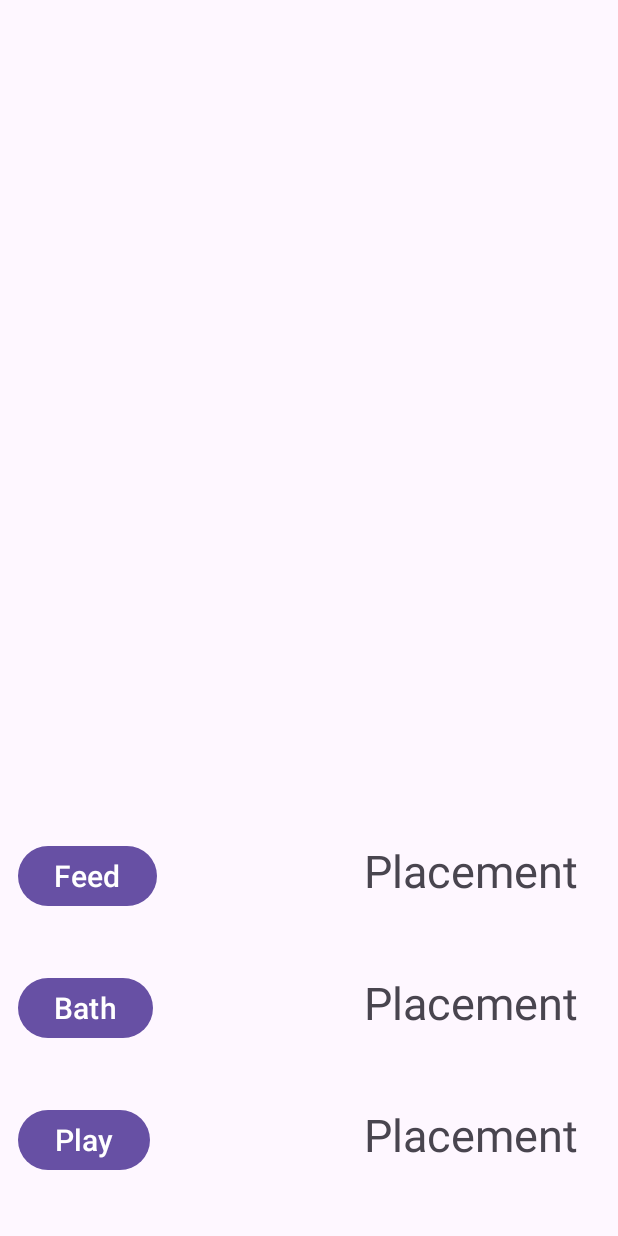
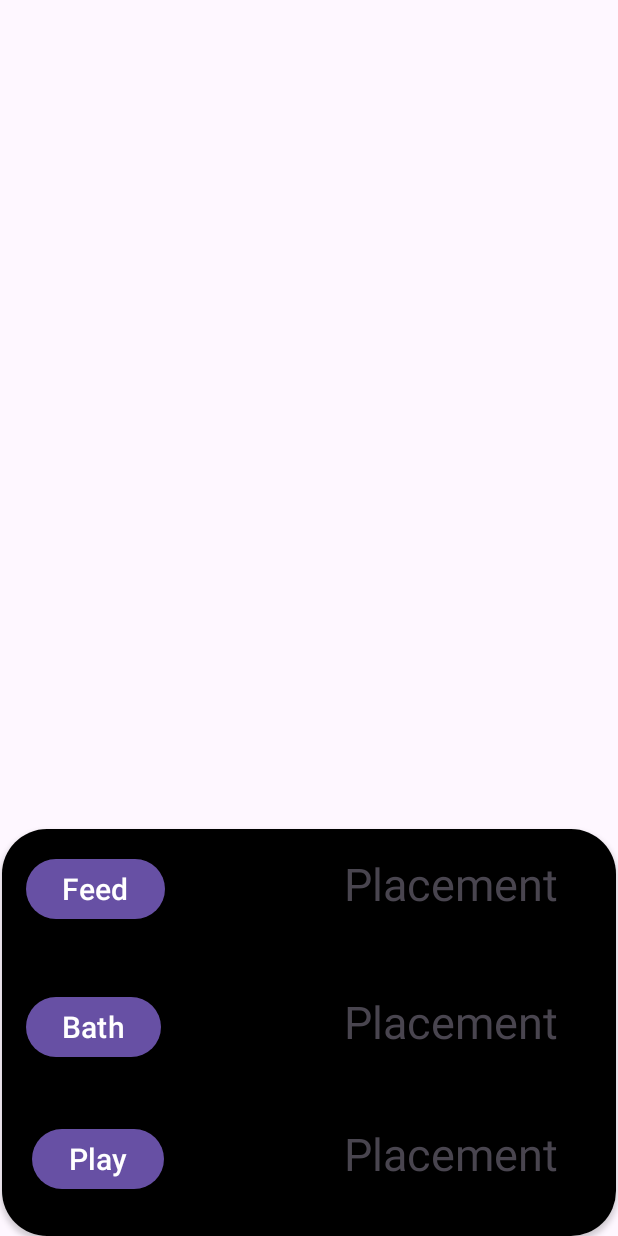
Before and after one commit to Adam-smh/IMAD-A2-st10458049, an Android app: the PetInteraction screen opened directly, with no data from a screen before it, on a phone screen of 412 x 824 dp. Run offline under Robolectric (Android 15) with nearby library versions, the phone set to English and light mode, and no system bars; 1 statement that could not run was skipped.

Commit message:
light bug fix

```diff
--- a/TamagotchiApp/app/src/main/java/com/example/tamagotchiapp/InitPage.kt
+++ b/TamagotchiApp/app/src/main/java/com/example/tamagotchiapp/InitPage.kt
@@ -14,9 +14,7 @@ import com.google.gson.Gson
 
 class InitPage : AppCompatActivity() {
 
-    lateinit var sharedPreferences: SharedPreferences
     var petName : String? = null
-
     override fun onCreate(savedInstanceState: Bundle?) {
         super.onCreate(savedInstanceState)
         setContentView(R.layout.activity_init_page)
@@ -26,7 +24,7 @@ class InitPage : AppCompatActivity() {
         val input = findViewById<EditText>(R.id.petNameIn)
         val btnSubmitName = findViewById<Button>(R.id.submitName)
 
-        sharedPreferences = this.getSharedPreferences(
+        var sharedPreferences: SharedPreferences = this.getSharedPreferences(
             "com.example.tamagotchiapp",
             Context.MODE_PRIVATE)
         petName = sharedPreferences.getString("pet_name", "")
--- a/TamagotchiApp/app/src/main/java/com/example/tamagotchiapp/MainActivity.kt
+++ b/TamagotchiApp/app/src/main/java/com/example/tamagotchiapp/MainActivity.kt
@@ -10,8 +10,6 @@ import android.widget.TextView
 
 class MainActivity : AppCompatActivity() {
 
-    lateinit var sharedPreferences: SharedPreferences
-
     override fun onCreate(savedInstanceState: Bundle?) {
         super.onCreate(savedInstanceState)
         setContentView(R.layout.activity_main)
@@ -19,7 +17,7 @@ class MainActivity : AppCompatActivity() {
         val titleHome = findViewById<TextView>(R.id.homeTitle)
         val initBtn = findViewById<Button>(R.id.initBtn)
 
-        sharedPreferences = this.getSharedPreferences(
+        var sharedPreferences: SharedPreferences = this.getSharedPreferences(
             "com.example.tamagotchiapp",
             Context.MODE_PRIVATE)
             var petName = sharedPreferences.getString("pet_name", "")
--- a/TamagotchiApp/app/src/main/res/layout/activity_pet_interaction.xml
+++ b/TamagotchiApp/app/src/main/res/layout/activity_pet_interaction.xml
@@ -19,22 +19,39 @@
 
         app:layout_constraintBottom_toBottomOf="parent"
         app:layout_constraintEnd_toEndOf="parent"
+        app:layout_constraintHorizontal_bias="0.498"
         app:layout_constraintStart_toStartOf="parent"
-        app:layout_constraintTop_toTopOf="parent" />
+        app:layout_constraintTop_toTopOf="parent"
+        app:layout_constraintVertical_bias="0.036" />
+
+    <androidx.cardview.widget.CardView
+        android:layout_width="409dp"
+        android:layout_height="271dp"
+        android:background="@color/black"
+        app:cardCornerRadius="30dp"
+
+        app:layout_constraintBottom_toBottomOf="parent"
+        app:layout_constraintEnd_toEndOf="parent"
+        app:layout_constraintStart_toStartOf="parent">
+
+        <androidx.constraintlayout.widget.ConstraintLayout
+            android:layout_width="match_parent"
+            android:layout_height="match_parent"
+            android:background="@color/black">
 
             <Button
 
                 android:id="@+id/feedBtn"
                 android:layout_width="wrap_content"
                 android:layout_height="wrap_content"
-        android:layout_marginStart="12dp"
 
-        android:layout_marginBottom="40dp"
+                android:layout_marginStart="16dp"
+                android:layout_marginTop="16dp"
                 android:text="Feed"
                 android:textAlignment="center"
                 android:textSize="20sp"
-        app:layout_constraintBottom_toTopOf="@+id/cleanBtn"
-        app:layout_constraintStart_toStartOf="parent" />
+                app:layout_constraintStart_toStartOf="parent"
+                app:layout_constraintTop_toTopOf="parent" />
 
             <TextView
 
@@ -42,27 +59,27 @@
 
                 android:layout_width="163dp"
                 android:layout_height="48dp"
-        android:layout_marginEnd="16dp"
 
-        android:layout_marginBottom="40dp"
+                android:layout_marginTop="16dp"
+                android:layout_marginEnd="28dp"
                 android:text="Placement"
                 android:textAlignment="center"
                 android:textSize="30sp"
-        app:layout_constraintBottom_toTopOf="@+id/dirtyStatus"
-        app:layout_constraintEnd_toEndOf="parent" />
+                app:layout_constraintEnd_toEndOf="parent"
+                app:layout_constraintTop_toTopOf="parent" />
 
             <Button
                 android:id="@+id/cleanBtn"
                 android:layout_width="wrap_content"
                 android:layout_height="wrap_content"
 
-        android:layout_marginStart="12dp"
-        android:layout_marginBottom="40dp"
+                android:layout_marginStart="16dp"
+                android:layout_marginTop="44dp"
                 android:text="Bath"
                 android:textAlignment="center"
                 android:textSize="20sp"
-        app:layout_constraintBottom_toTopOf="@+id/playBtn"
-        app:layout_constraintStart_toStartOf="parent" />
+                app:layout_constraintStart_toStartOf="parent"
+                app:layout_constraintTop_toBottomOf="@+id/feedBtn" />
 
             <TextView
 
@@ -70,27 +87,28 @@
                 android:layout_width="163dp"
                 android:layout_height="48dp"
 
-        android:layout_marginEnd="16dp"
-        android:layout_marginBottom="40dp"
+                android:layout_marginTop="44dp"
+                android:layout_marginEnd="28dp"
                 android:text="Placement"
                 android:textAlignment="center"
                 android:textSize="30sp"
-        app:layout_constraintBottom_toTopOf="@+id/boredomStatus"
-        app:layout_constraintEnd_toEndOf="parent" />
+                app:layout_constraintEnd_toEndOf="parent"
+                app:layout_constraintTop_toBottomOf="@+id/hungerStatus" />
 
             <Button
-
-        android:text="Play"
-        android:textAlignment="center"
-        android:textSize="20sp"
 
                 android:id="@+id/playBtn"
                 android:layout_width="wrap_content"
                 android:layout_height="wrap_content"
-        android:layout_marginStart="12dp"
-        android:layout_marginBottom="40dp"
+
+                android:layout_marginStart="20dp"
+                android:text="Play"
+                android:textAlignment="center"
+                android:textSize="20sp"
                 app:layout_constraintBottom_toBottomOf="parent"
-        app:layout_constraintStart_toStartOf="parent" />
+                app:layout_constraintStart_toStartOf="parent"
+                app:layout_constraintTop_toBottomOf="@+id/cleanBtn"
+                app:layout_constraintVertical_bias="0.597" />
 
             <TextView
 
@@ -98,12 +116,13 @@
                 android:layout_width="163dp"
                 android:layout_height="48dp"
 
-        android:layout_marginEnd="16dp"
-        android:layout_marginBottom="40dp"
+                android:layout_marginTop="40dp"
+                android:layout_marginEnd="28dp"
                 android:text="Placement"
                 android:textAlignment="center"
                 android:textSize="30sp"
-        app:layout_constraintBottom_toBottomOf="parent"
-        app:layout_constraintEnd_toEndOf="parent" />
-
+                app:layout_constraintEnd_toEndOf="parent"
+                app:layout_constraintTop_toBottomOf="@+id/dirtyStatus" />
         </androidx.constraintlayout.widget.ConstraintLayout>
+    </androidx.cardview.widget.CardView>
+</androidx.constraintlayout.widget.ConstraintLayout>
```
Also changed, not shown: TamagotchiApp/app/src/main/java/com/example/tamagotchiapp/PetActions.kt (+19 -6 lines), TamagotchiApp/app/src/main/java/com/example/tamagotchiapp/PetInteraction.kt (+65 -16 lines). Lines whose indentation alone changed are shown as unchanged.
